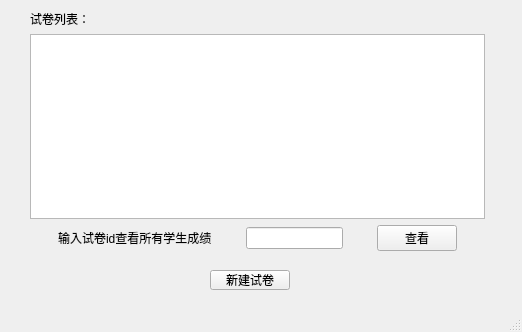
First picture: the form in client/teacher_paperlist.ui, repository naifuliang/Classroom_Assistant, before the edit.
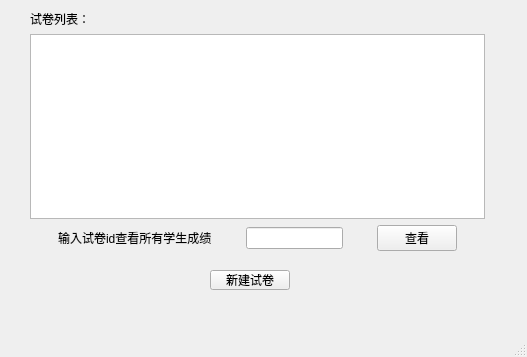
Second picture: the form after the edit.

What changed in the file:
```diff
--- a/client/teacher_paperlist.ui
+++ b/client/teacher_paperlist.ui
@@ -6,8 +6,8 @@
    <rect>
     <x>0</x>
     <y>0</y>
-    <width>522</width>
-    <height>332</height>
+    <width>527</width>
+    <height>357</height>
    </rect>
   </property>
   <property name="windowTitle">
```
Left out of the diff: 4 changed lines with no effect on the pictures.
